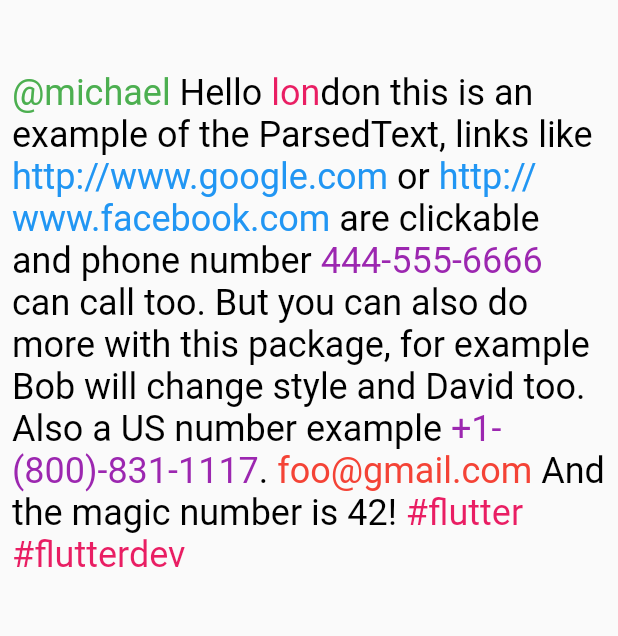
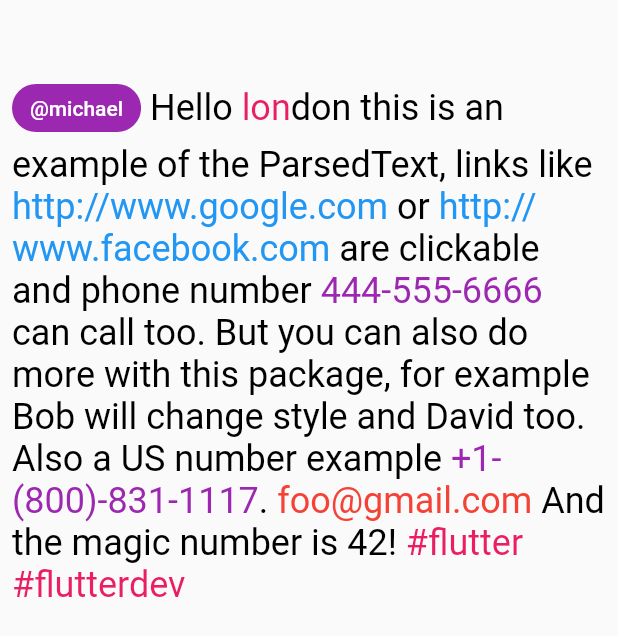
Before and after one commit to fayeed/flutter_parsed_text, a Flutter app: the screen it shows after launch, on a phone screen of 412 x 824 dp. Shown: the top 636 px of the screen. Run offline on Flutter 3.47's test engine with Material 2 defaults, Android fonts, the phone set to English and light mode, and no system bars.

Commit message:
Updated the example

```diff
--- a/example/lib/main.dart
+++ b/example/lib/main.dart
@@ -1,7 +1,7 @@
 import 'package:flutter/cupertino.dart';
 import 'package:flutter/material.dart';
 import 'package:flutter_parsed_text/flutter_parsed_text.dart';
-import 'package:url_launcher/url_launcher.dart';
+import 'package:url_launcher/url_launcher.dart' show canLaunch, launch;
 
 main() {
   runApp(MyApp());
@@ -75,22 +75,33 @@ class _MainAppState extends State<MainApp> {
                       color: Colors.green,
                       fontSize: 24,
                     ),
-                    renderText: ({String str, String pattern}) {
+                    renderWidget: (
+                        {required String text, required String pattern}) {
                       Map<String, String> map = Map<String, String>();
                       RegExp customRegExp = RegExp(pattern);
-                      Match match = customRegExp.firstMatch(str);
-                      map['display'] = match.group(1);
-                      map['value'] = match.group(2);
-                      return map;
+                      Match match = customRegExp.firstMatch(text)!;
+                      map['display'] = match.group(1)!;
+                      map['value'] = match.group(2)!;
+                      return Chip(
+                        label: Text(
+                          map['display']!,
+                          style: TextStyle(color: Colors.white),
+                        ),
+                        backgroundColor: Colors.purple,
+                      );
                     },
                     onTap: (url) {
                       showDialog(
                         context: context,
                         builder: (BuildContext context) {
+                          Map<String, String> map = Map<String, String>();
+                          RegExp customRegExp =
+                              RegExp(r"\[(@[^:]+):([^\]]+)\]");
+                          Match match = customRegExp.firstMatch(url)!;
                           // return object of type Dialog
                           return AlertDialog(
                             title: new Text("Mentions clicked"),
-                            content: new Text("$url clicked."),
+                            content: new Text("${match.group(1)!} clicked."),
                             actions: <Widget>[
                               // usually buttons at the bottom of the dialog
                               new FlatButton(
```
